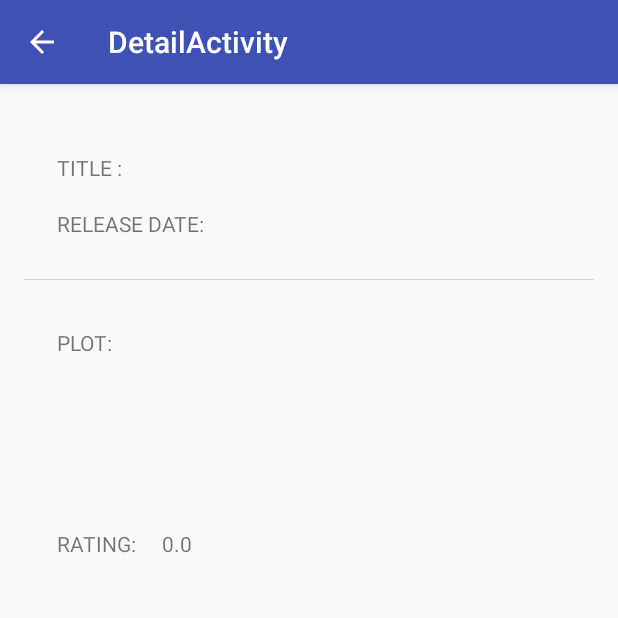
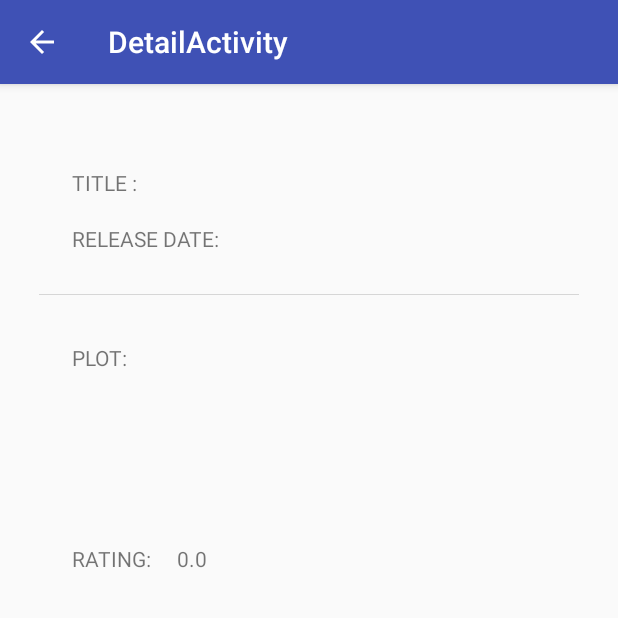
Before and after one commit to Mayank14/Popular-Movies, an Android app: the DetailActivity screen opened directly, with no data from a screen before it, on a phone screen of 412 x 824 dp, the top half of it. Run offline under Robolectric (Android 15) with nearby library versions, the light colour scheme and no system bars; our stand-ins replace Picasso; network calls fail; pictures from the network do not load; 6 statements that could not run were skipped.

Commit message:
Changes after code review

```diff
--- a/PopularMovies/app/src/main/res/layout/fragment_detail.xml
+++ b/PopularMovies/app/src/main/res/layout/fragment_detail.xml
@@ -1,6 +1,11 @@
 <?xml version="1.0" encoding="utf-8"?>
-<RelativeLayout xmlns:android="http://schemas.android.com/apk/res/android"
-    xmlns:app="http://schemas.android.com/apk/res-auto"
+<ScrollView xmlns:android="http://schemas.android.com/apk/res/android"
+    android:layout_width="fill_parent"
+    android:layout_height="wrap_content"
+    android:orientation="vertical"
+    android:padding="10dp"
+    android:fillViewport="false">
+    <RelativeLayout
         xmlns:tools="http://schemas.android.com/tools" android:layout_width="match_parent"
         android:layout_height="match_parent" android:paddingLeft="@dimen/activity_horizontal_margin"
         android:paddingRight="@dimen/activity_horizontal_margin"
@@ -54,7 +59,6 @@
         <ImageView
             android:layout_width="wrap_content"
             android:layout_height="wrap_content"
-        app:srcCompat="@drawable/ic_launcher"
             android:scaleType="fitXY"
             android:id="@+id/movie_poster"
             android:layout_marginTop="27dp"
@@ -102,3 +106,4 @@
             android:layout_toRightOf="@+id/default_textView4" />
 
     </RelativeLayout>
+</ScrollView>
```
Also changed, not shown: PopularMovies/app/src/main/java/com/example/chabbram/popularmovies/movieFragment.java (+35 -29 lines). Lines whose indentation alone changed are shown as unchanged.
